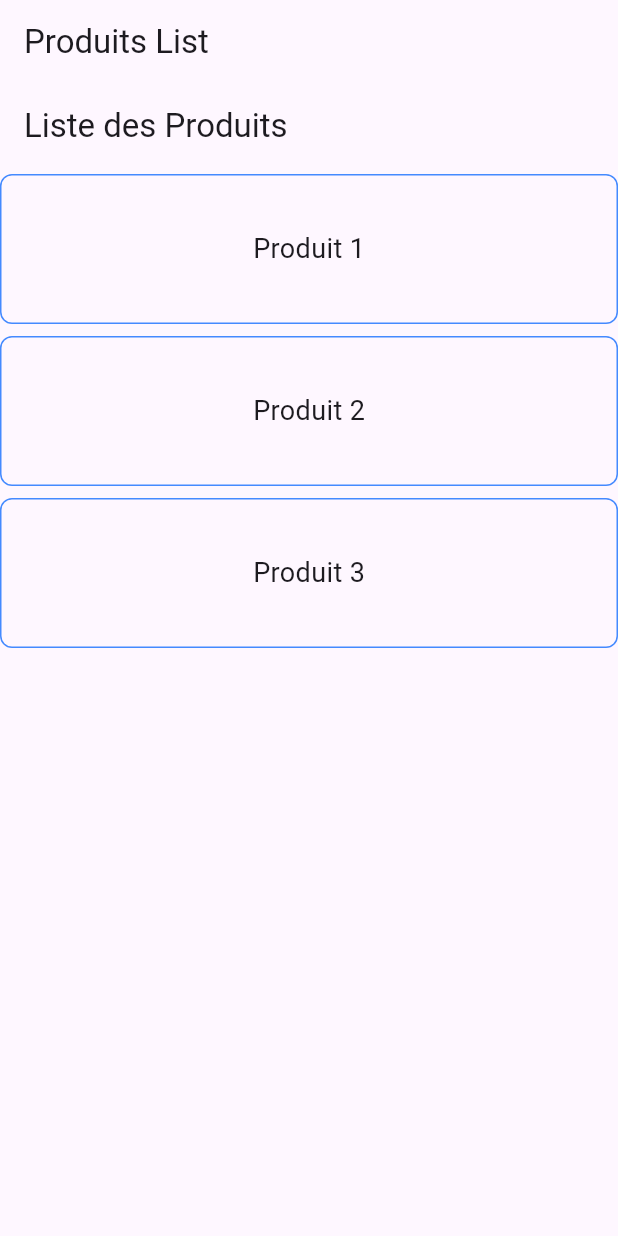
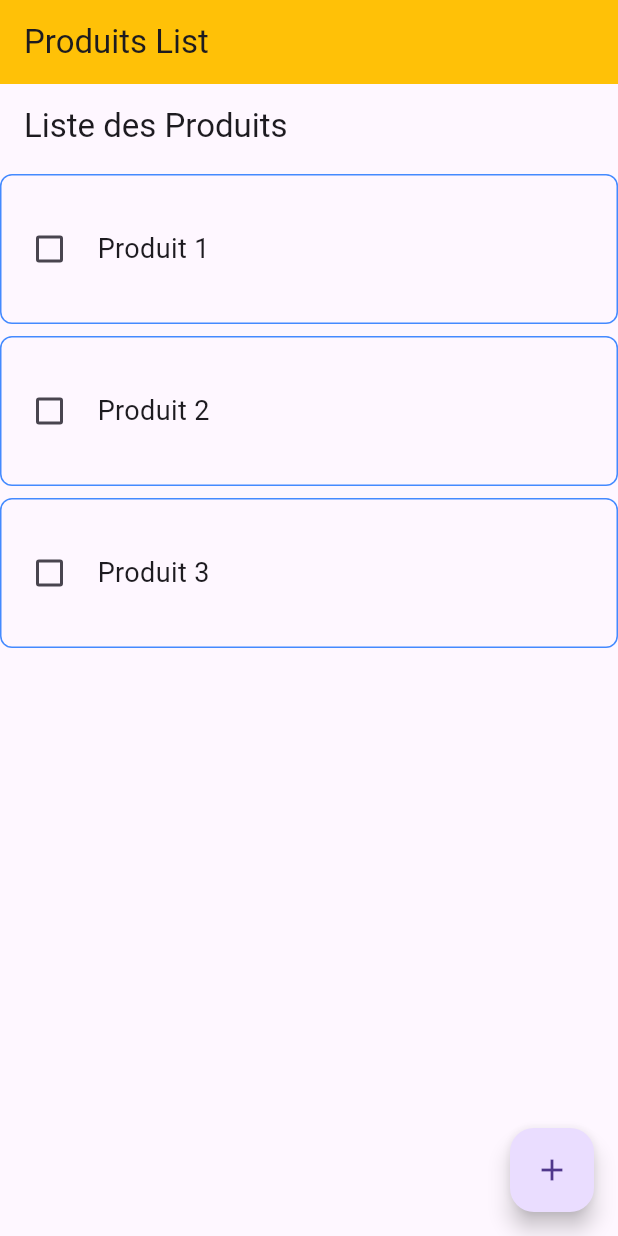
Before and after one commit to AchrafAtt/Product-app-CRUD, a Flutter app: the screen it shows after launch, on a phone screen of 412 x 824 dp. Run offline on Flutter 3.47's test engine with Material 3 defaults, Android fonts, the phone set to English and light mode, and no system bars; drawn by our look-alikes of flutter_slidable.

Commit message:
add selected feature add product and delete function

```diff
--- a/lib/data/repositories/product_repository.dart
+++ b/lib/data/repositories/product_repository.dart
@@ -3,4 +3,6 @@ import 'package:product_app/data/models/product.dart';
 abstract class ProductRepository {
   Future<List<Product>> getProducts();
    Future<void> addProduct(Product product);
+
+  Future<void> deleteProduct(Product product);
 }
--- a/lib/main.dart
+++ b/lib/main.dart
@@ -27,7 +27,8 @@ class HomeScreen extends StatelessWidget {
   Widget build(BuildContext context) {
     return Scaffold(
       appBar: AppBar(
-        title: const Text('Produits List'), // Title of the AppBar
+        title: const Text('Produits List'),
+        backgroundColor: Colors .amber,
       ),
       body:  ProduitsList(), // Your ProduitBox widget goes here
     );
--- a/lib/presentation/screens/produits_list.dart
+++ b/lib/presentation/screens/produits_list.dart
@@ -1,6 +1,7 @@
 import 'package:flutter/material.dart';
 import 'package:product_app/data/models/product.dart';
-import '../widgets/produit_box.dart'; // Import your ProduitBox widget
+import '../widgets/produit_box.dart';
+import '../widgets/addProduit.dart';
 
 class ProduitsList extends StatefulWidget {
   @override
@@ -8,40 +9,85 @@ class ProduitsList extends StatefulWidget {
 }
 
 class _ProduitsListState extends State<ProduitsList> {
-  // Declare a list of products
   final List<Product> produits = [
-    Product(name: 'Produit 1' ),
-    Product(name: 'Produit 2'),
-    Product(name: 'Produit 3'),
+    Product(name: 'Produit 1', selected: false),
+    Product(name: 'Produit 2', selected: false),
+    Product(name: 'Produit 3', selected: false),
   ];
 
-  void _toggleSelection(Product produit) {
+  final TextEditingController _productController = TextEditingController();
+
+  void _toggleSelection(int index, bool? value) {
     setState(() {
-      produit.selected = !produit.selected; // Change selection state
+      produits[index].selected = value ?? false;
     });
+  }
+
+  void _deleteProduct(BuildContext context, int index) {
+    setState(() {
+      produits.removeAt(index);
+    });
+
+    // Show a Snackbar notification for better UX
+    ScaffoldMessenger.of(context).showSnackBar(
+      const SnackBar(content: Text('Produit supprimé')),
+    );
+  }
+
+  void _addProduct(String productName) {
+    setState(() {
+      produits.add(Product(name: productName, selected: false));
+    });
+  }
+
+  void _showAddProductDialog() {
+    showDialog(
+      context: context,
+      builder: (context) {
+        return AddProduit(
+          nomController: _productController,
+          onAdd: () {
+            if (_productController.text.isNotEmpty) {
+              _addProduct(_productController.text);
+              _productController.clear();
+              Navigator.of(context).pop(); // Close the dialog
+            }
+          },
+          onCancel: () {
+            _productController.clear();
+            Navigator.of(context).pop(); // Close the dialog
+          },
+        );
+      },
+    );
   }
 
   @override
   Widget build(BuildContext context) {
     return Scaffold(
       appBar: AppBar(
-        title: Text('Liste des Produits'),
+        title: const Text('Liste des Produits'),
       ),
       body: ListView(
         children: _buildProduits(),
+      ),
+      floatingActionButton: FloatingActionButton(
+        onPressed: _showAddProductDialog,
+        child: const Icon(Icons.add),
+        tooltip: 'Ajouter un produit',
       ),
     );
   }
 
   List<Widget> _buildProduits() {
-    return produits.map((produit) {
-      return GestureDetector(
-        onTap: () => _toggleSelection(produit),
-        child: ProduitBox(
-          nomProduit: produit.name,
-          selected: produit.selected,
-        ),
+    return List.generate(produits.length, (index) {
+      final produit = produits[index];
+      return ProduitBox(
+        nomProduit: produit.name,
+        selected: produit.selected,
+        toggleSelection: (value) => _toggleSelection(index, value),
+        delProduit: (context) => _deleteProduct(context, index),
       );
-    }).toList();
+    });
   }
 }
--- a/lib/presentation/widgets/produit_box.dart
+++ b/lib/presentation/widgets/produit_box.dart
@@ -1,28 +1,60 @@
 import 'package:flutter/material.dart';
+import 'package:flutter_slidable/flutter_slidable.dart';
 
 class ProduitBox extends StatelessWidget {
   final String nomProduit;
-  final bool selected; // New attribute to track selection state
+  final bool selected;
+  final ValueChanged<bool?>? toggleSelection;
+  final Function(BuildContext context)? delProduit;
 
-  const ProduitBox({super.key, required this.nomProduit, this.selected = false});
+  const ProduitBox({
+    Key? key,
+    required this.nomProduit,
+    this.selected = false,
+    this.toggleSelection,
+    this.delProduit,
+  }) : super(key: key);
 
   @override
   Widget build(BuildContext context) {
-    return Container(
+    return Slidable(
+      key: ValueKey(nomProduit),
+      endActionPane: ActionPane(
+        motion: const StretchMotion(),
+        children: [
+          SlidableAction(
+            onPressed: (context) => delProduit?.call(context),
+            icon: Icons.delete,
+            backgroundColor: Colors.red,
+            label: 'Supprimer',
+          ),
+        ],
+      ),
+      child: Container(
         height: 100,
         padding: const EdgeInsets.all(8),
         margin: const EdgeInsets.symmetric(vertical: 4),
         decoration: BoxDecoration(
           border: Border.all(color: selected ? Colors.green : Colors.blueAccent),
           borderRadius: BorderRadius.circular(8),
-        color: selected ? Colors.lightGreen[100] : Colors.transparent, // Highlight if selected
+          color: selected ? Colors.lightGreen[100] : Colors.transparent,
         ),
-      child: Center(
+        child: Row(
+          children: [
+            Checkbox(
+              value: selected,
+              onChanged: toggleSelection,
+            ),
+            const SizedBox(width: 8),
+            Expanded(
               child: Text(
                 nomProduit,
                 style: const TextStyle(fontSize: 18),
               ),
             ),
+          ],
+        ),
+      ),
     );
   }
 }
--- a/pubspec.yaml
+++ b/pubspec.yaml
@@ -30,6 +30,7 @@ environment:
 dependencies:
   flutter:
     sdk: flutter
+  flutter_slidable: ^3.1.1
 
 
   # The following adds the Cupertino Icons font to your application.
```
Also changed, not shown: lib/presentation/widgets/addProduit.dart (added, +55 -0 lines), pubspec.lock. Lines whose indentation alone changed are shown as unchanged.
